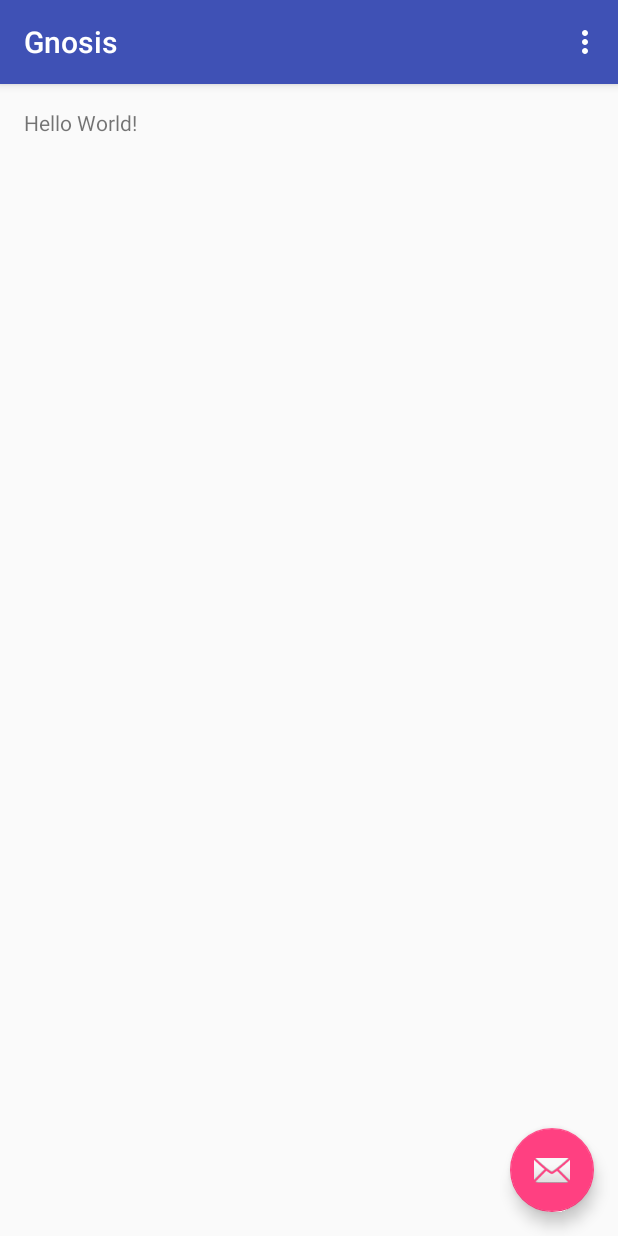
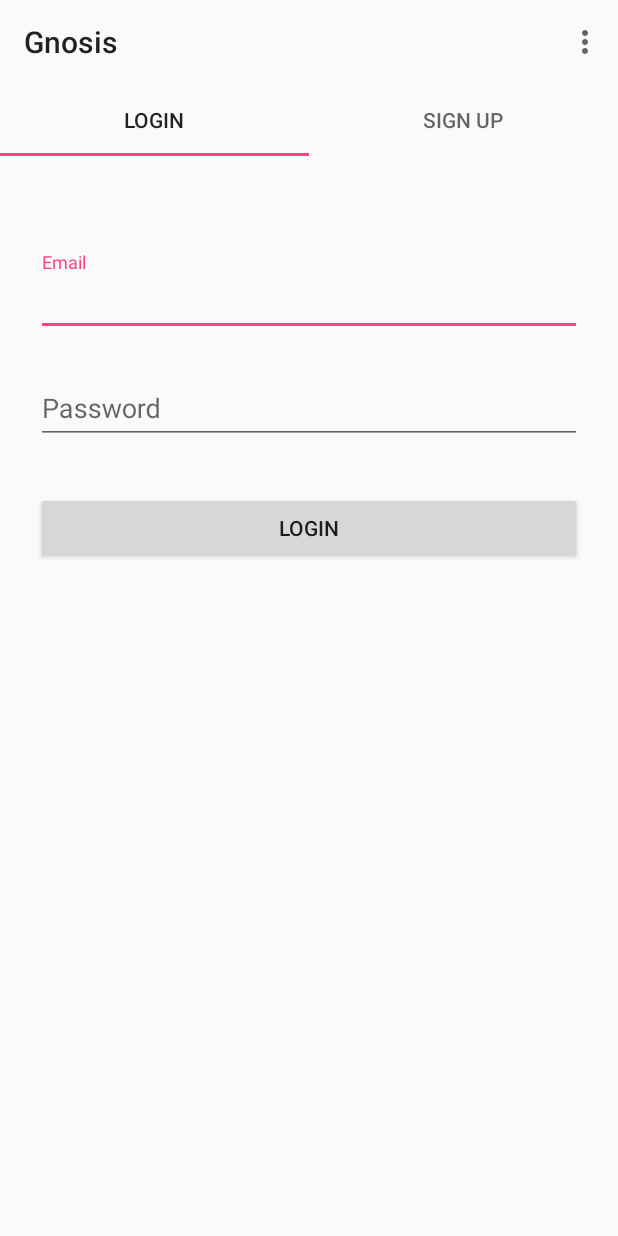
Before and after one commit to rajatvijay/Android, an Android app: the screen it shows after launch (MainActivity), on a phone screen of 412 x 824 dp. Run offline under Robolectric (Android 15) with nearby library versions, the phone set to English and light mode, and no system bars.

Commit message:
Added Tab Layout and UI for Login and Sign Up

```diff
--- a/app/build.gradle
+++ b/app/build.gradle
@@ -29,5 +29,6 @@ dependencies {
     testCompile 'junit:junit:4.12'
     compile 'com.android.support:appcompat-v7:23.1.1'
     compile 'com.android.support:design:23.1.1'
-    compile 'com.firebase:firebase-client-android:2.3.1+'
+    compile 'com.firebase:firebase-client-android:2.3.1'
+    compile 'com.android.support:support-v4:23.1.1'
 }
--- a/app/src/main/AndroidManifest.xml
+++ b/app/src/main/AndroidManifest.xml
@@ -11,7 +11,8 @@
         <activity
             android:name=".ui.MainActivity"
             android:label="@string/app_name"
-            android:theme="@style/AppTheme.NoActionBar">
+            android:theme="@style/AppTheme.NoActionBar"
+            android:windowSoftInputMode="stateVisible|adjustPan">
         </activity>
         <activity android:name=".ui.SplashScreenActivity"
             android:theme="@style/AppTheme.NoActionBar">
--- /dev/null
+++ b/app/src/main/java/www/rajat/gnosis/com/gnosis/ui/LoginFragment.java
@@ -0,0 +1,57 @@
+package www.rajat.gnosis.com.gnosis.ui;
+
+import android.content.Context;
+import android.net.Uri;
+import android.os.Bundle;
+import android.support.v4.app.Fragment;
+import android.view.LayoutInflater;
+import android.view.View;
+import android.view.ViewGroup;
+
+import www.rajat.gnosis.com.gnosis.R;
+
+/**
+ * A simple {@link Fragment} subclass.
+ * Activities that contain this fragment must implement the
+ * {@link LoginFragment.OnFragmentInteractionListener} interface
+ * to handle interaction events.
+ * Use the {@link LoginFragment#newInstance} factory method to
+ * create an instance of this fragment.
+ */
+public class LoginFragment extends Fragment {
+
+    public LoginFragment() {
+        // Required empty public constructor
+    }
+
+    /**
+     * Use this factory method to create a new instance of
+     * this fragment using the provided parameters.
+     *
+     * @param param1 Parameter 1.
+     * @param param2 Parameter 2.
+     * @return A new instance of fragment LoginFragment.
+     */
+    public static LoginFragment newInstance() {
+        LoginFragment fragment = new LoginFragment();
+        Bundle args = new Bundle();
+        fragment.setArguments(args);
+        return fragment;
+    }
+
+    @Override
+    public void onCreate(Bundle savedInstanceState) {
+        super.onCreate(savedInstanceState);
+        if (getArguments() != null) {
+        }
+    }
+
+    @Override
+    public View onCreateView(LayoutInflater inflater, ViewGroup container,
+                             Bundle savedInstanceState) {
+        // Inflate the layout for this fragment
+        return inflater.inflate(R.layout.fragment_login, container, false);
+    }
+
+
+}
--- a/app/src/main/java/www/rajat/gnosis/com/gnosis/ui/MainActivity.java
+++ b/app/src/main/java/www/rajat/gnosis/com/gnosis/ui/MainActivity.java
@@ -1,11 +1,13 @@
 package www.rajat.gnosis.com.gnosis.ui;
 
 import android.os.Bundle;
-import android.support.design.widget.FloatingActionButton;
-import android.support.design.widget.Snackbar;
+import android.support.design.widget.TabLayout;
+import android.support.v4.app.Fragment;
+import android.support.v4.app.FragmentManager;
+import android.support.v4.app.FragmentStatePagerAdapter;
+import android.support.v4.view.ViewPager;
 import android.support.v7.app.AppCompatActivity;
 import android.support.v7.widget.Toolbar;
-import android.view.View;
 import android.view.Menu;
 import android.view.MenuItem;
 
@@ -17,7 +19,7 @@ public class MainActivity extends AppCompatActivity {
     protected void onCreate(Bundle savedInstanceState) {
         super.onCreate(savedInstanceState);
         setContentView(R.layout.activity_main);
-        Toolbar toolbar = (Toolbar) findViewById(R.id.toolbar);
+        /*Toolbar toolbar = (Toolbar) findViewById(R.id.toolbar);
         setSupportActionBar(toolbar);
 
         FloatingActionButton fab = (FloatingActionButton) findViewById(R.id.fab);
@@ -27,7 +29,9 @@ public class MainActivity extends AppCompatActivity {
                 Snackbar.make(view, "Replace with your own action", Snackbar.LENGTH_LONG)
                         .setAction("Action", null).show();
             }
-        });
+        });*/
+
+        initializeScreen();
     }
 
     @Override
@@ -51,4 +55,84 @@ public class MainActivity extends AppCompatActivity {
 
         return super.onOptionsItemSelected(item);
     }
+
+    /**
+     * Link layout elements from XML and setup the toolbar
+     */
+    public void initializeScreen() {
+        ViewPager viewPager = (ViewPager) findViewById(R.id.pager);
+        TabLayout tabLayout = (TabLayout) findViewById(R.id.tab_layout);
+        Toolbar toolbar = (Toolbar) findViewById(R.id.app_bar);
+        setSupportActionBar(toolbar);
+        /**
+         * Create SectionPagerAdapter, set it as adapter to viewPager with setOffscreenPageLimit(2)
+         **/
+        SectionPagerAdapter adapter = new SectionPagerAdapter(getSupportFragmentManager());
+        viewPager.setOffscreenPageLimit(2);
+        viewPager.setAdapter(adapter);
+        /**
+         * Setup the mTabLayout with view pager
+         */
+        tabLayout.setupWithViewPager(viewPager);
+    }
+
+    /**
+     * SectionPagerAdapter class that extends FragmentStatePagerAdapter to save fragments state
+     */
+    public class SectionPagerAdapter extends FragmentStatePagerAdapter {
+
+        public SectionPagerAdapter(FragmentManager fm) {
+            super(fm);
+        }
+
+        /**
+         * Use positions (0 and 1) to find and instantiate fragments with newInstance()
+         *
+         * @param position
+         */
+        @Override
+        public Fragment getItem(int position) {
+
+            Fragment fragment = null;
+
+            /**
+             * Set fragment to different fragments depending on position in ViewPager
+             */
+            switch (position) {
+                case 0:
+                    fragment = LoginFragment.newInstance();
+                    break;
+                case 1:
+                    fragment = SignUpFragment.newInstance();
+                    break;
+                default:
+                    fragment = LoginFragment.newInstance();
+                    break;
+            }
+
+            return fragment;
+        }
+
+
+        @Override
+        public int getCount() {
+            return 2;
+        }
+
+        /**
+         * Set string resources as titles for each fragment by it's position
+         *
+         * @param position
+         */
+        @Override
+        public CharSequence getPageTitle(int position) {
+            switch (position) {
+                case 0:
+                    return getString(R.string.pager_title_login);
+                case 1:
+                default:
+                    return getString(R.string.pager_title_signup);
+            }
+        }
+    }
 }
--- /dev/null
+++ b/app/src/main/java/www/rajat/gnosis/com/gnosis/ui/SignUpFragment.java
@@ -0,0 +1,57 @@
+package www.rajat.gnosis.com.gnosis.ui;
+
+import android.content.Context;
+import android.net.Uri;
+import android.os.Bundle;
+import android.support.v4.app.Fragment;
+import android.view.LayoutInflater;
+import android.view.View;
+import android.view.ViewGroup;
+
+import www.rajat.gnosis.com.gnosis.R;
+
+/**
+ * A simple {@link Fragment} subclass.
+ * Activities that contain this fragment must implement the
+ * {@link SignUpFragment.OnFragmentInteractionListener} interface
+ * to handle interaction events.
+ * Use the {@link SignUpFragment#newInstance} factory method to
+ * create an instance of this fragment.
+ */
+public class SignUpFragment extends Fragment {
+
+    public SignUpFragment() {
+        // Required empty public constructor
+    }
+
+    /**
+     * Use this factory method to create a new instance of
+     * this fragment using the provided parameters.
+     *
+     * @param param1 Parameter 1.
+     * @param param2 Parameter 2.
+     * @return A new instance of fragment SignUpFragment.
+     */
+    // TODO: Rename and change types and number of parameters
+    public static SignUpFragment newInstance() {
+        SignUpFragment fragment = new SignUpFragment();
+        Bundle args = new Bundle();
+        fragment.setArguments(args);
+        return fragment;
+    }
+
+    @Override
+    public void onCreate(Bundle savedInstanceState) {
+        super.onCreate(savedInstanceState);
+        if (getArguments() != null) {
+        }
+    }
+
+    @Override
+    public View onCreateView(LayoutInflater inflater, ViewGroup container,
+                             Bundle savedInstanceState) {
+        // Inflate the layout for this fragment
+        return inflater.inflate(R.layout.fragment_sign_up, container, false);
+    }
+
+}
--- a/app/src/main/res/layout/activity_main.xml
+++ b/app/src/main/res/layout/activity_main.xml
@@ -1,13 +1,12 @@
 <?xml version="1.0" encoding="utf-8"?>
 <android.support.design.widget.CoordinatorLayout xmlns:android="http://schemas.android.com/apk/res/android"
-    xmlns:app="http://schemas.android.com/apk/res-auto"
     xmlns:tools="http://schemas.android.com/tools"
     android:layout_width="match_parent"
     android:layout_height="match_parent"
     android:fitsSystemWindows="true"
     tools:context=".ui.MainActivity">
 
-    <android.support.design.widget.AppBarLayout
+    <!--<android.support.design.widget.AppBarLayout
         android:layout_width="match_parent"
         android:layout_height="wrap_content"
         android:theme="@style/AppTheme.AppBarOverlay">
@@ -19,16 +18,16 @@
             android:background="?attr/colorPrimary"
             app:popupTheme="@style/AppTheme.PopupOverlay" />
 
-    </android.support.design.widget.AppBarLayout>
+    </android.support.design.widget.AppBarLayout>-->
 
     <include layout="@layout/content_main" />
 
-    <android.support.design.widget.FloatingActionButton
+    <!--<android.support.design.widget.FloatingActionButton
         android:id="@+id/fab"
         android:layout_width="wrap_content"
         android:layout_height="wrap_content"
         android:layout_gravity="bottom|end"
         android:layout_margin="@dimen/fab_margin"
-        android:src="@android:drawable/ic_dialog_email" />
+        android:src="@android:drawable/ic_dialog_email" />-->
 
 </android.support.design.widget.CoordinatorLayout>
--- a/app/src/main/res/layout/content_main.xml
+++ b/app/src/main/res/layout/content_main.xml
@@ -1,19 +1,25 @@
-<?xml version="1.0" encoding="utf-8"?>
-<RelativeLayout xmlns:android="http://schemas.android.com/apk/res/android"
-    xmlns:app="http://schemas.android.com/apk/res-auto"
-    xmlns:tools="http://schemas.android.com/tools"
+<LinearLayout xmlns:android="http://schemas.android.com/apk/res/android"
     android:layout_width="match_parent"
     android:layout_height="match_parent"
-    android:paddingBottom="@dimen/activity_vertical_margin"
-    android:paddingLeft="@dimen/activity_horizontal_margin"
-    android:paddingRight="@dimen/activity_horizontal_margin"
-    android:paddingTop="@dimen/activity_vertical_margin"
-    app:layout_behavior="@string/appbar_scrolling_view_behavior"
-    tools:context=".ui.MainActivity"
-    tools:showIn="@layout/activity_main">
+    android:orientation="vertical">
 
-    <TextView
-        android:layout_width="wrap_content"
+
+    <android.support.v7.widget.Toolbar xmlns:android="http://schemas.android.com/apk/res/android"
+        android:id="@+id/app_bar"
+        android:layout_width="match_parent"
+        android:layout_height="?attr/actionBarSize"
+        android:theme="@style/Toolbar" />
+
+
+    <android.support.design.widget.TabLayout
+        android:id="@+id/tab_layout"
+        android:layout_width="match_parent"
         android:layout_height="wrap_content"
-        android:text="Hello World!" />
-</RelativeLayout>
+        android:theme="@style/Toolbar" />
+
+
+    <android.support.v4.view.ViewPager
+        android:id="@+id/pager"
+        android:layout_width="match_parent"
+        android:layout_height="match_parent" />
+</LinearLayout>
--- /dev/null
+++ b/app/src/main/res/layout/fragment_login.xml
@@ -0,0 +1,53 @@
+<ScrollView xmlns:android="http://schemas.android.com/apk/res/android"
+    xmlns:tools="http://schemas.android.com/tools"
+    android:layout_width="match_parent"
+    android:layout_height="match_parent"
+    tools:context="www.rajat.gnosis.com.gnosis.ui.SignUpFragment">
+
+    <LinearLayout
+        android:orientation="vertical"
+        android:layout_width="match_parent"
+        android:layout_height="wrap_content"
+        android:paddingTop="56dp"
+        android:paddingLeft="24dp"
+        android:paddingRight="24dp"
+        android:weightSum="1">
+
+        <android.support.design.widget.TextInputLayout
+            android:layout_width="match_parent"
+            android:layout_height="wrap_content"
+            android:layout_marginTop="8dp"
+            android:layout_marginBottom="8dp">
+            <EditText
+                android:layout_width="match_parent"
+                android:layout_height="wrap_content"
+                android:id="@+id/input_email"
+                android:inputType="textEmailAddress"
+                android:hint="@string/hint_email"/>
+        </android.support.design.widget.TextInputLayout>
+
+        <android.support.design.widget.TextInputLayout
+            android:layout_width="match_parent"
+            android:layout_height="wrap_content"
+            android:layout_marginTop="8dp"
+            android:layout_marginBottom="8dp">
+            <EditText
+                android:layout_width="match_parent"
+                android:layout_height="wrap_content"
+                android:id="@+id/input_password"
+                android:inputType="textPassword"
+                android:hint="@string/hint_password"/>
+        </android.support.design.widget.TextInputLayout>
+
+        <android.support.v7.widget.AppCompatButton
+            android:layout_width="match_parent"
+            android:layout_height="wrap_content"
+            android:layout_marginTop="24dp"
+            android:layout_marginBottom="24dp"
+            android:padding="12dp"
+            android:text="@string/button_login"
+            android:id="@+id/btn_login"/>
+
+    </LinearLayout>
+
+</ScrollView>
--- a/app/src/main/res/values/strings.xml
+++ b/app/src/main/res/values/strings.xml
@@ -1,4 +1,14 @@
 <resources>
     <string name="app_name">Gnosis</string>
     <string name="action_settings">Settings</string>
+
+    <string name="pager_title_login">Login</string>
+    <string name="pager_title_signup">Sign Up</string>
+
+    <string name="hint_password">Password</string>
+    <string name="hint_confirm_password">Confirm Password</string>
+    <string name="hint_email">Email</string>
+
+    <string name="button_login">Login</string>
+    <string name="button_sign_up">Sign Up</string>
 </resources>
--- a/app/src/main/res/values/styles.xml
+++ b/app/src/main/res/values/styles.xml
@@ -17,4 +17,6 @@
 
     <style name="AppTheme.PopupOverlay" parent="ThemeOverlay.AppCompat.Light" />
 
+    <style name="Toolbar" parent="Widget.AppCompat.Light.ActionBar"/>
+
 </resources>
```
Also changed, not shown: app/src/main/res/layout/fragment_sign_up.xml (added, +67 -0 lines).
